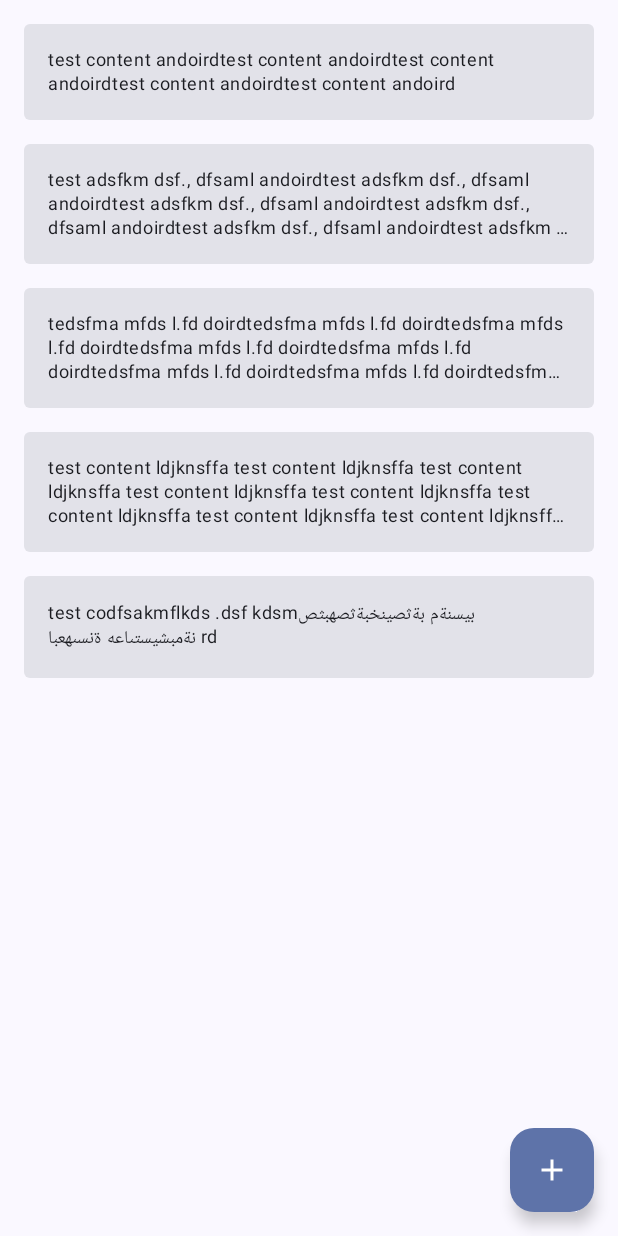
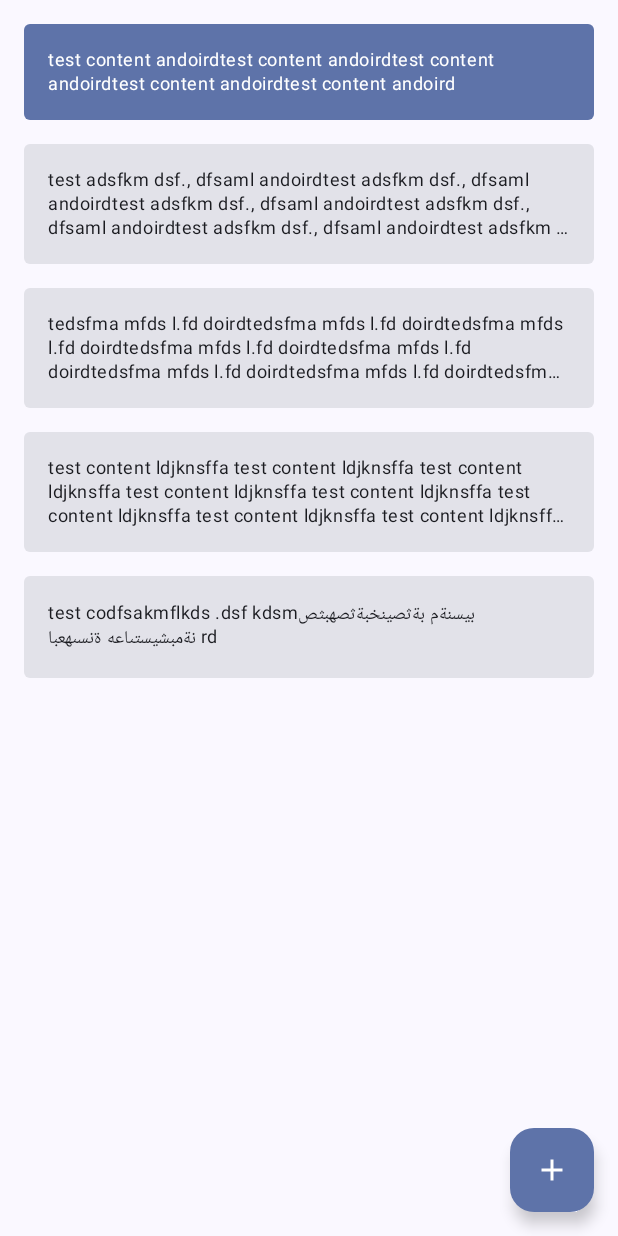
Before and after one commit to Hamzaelmi/Todoist, an Android app built with Jetpack Compose: the screen it shows after launch (MainActivity), after a tap on an icon or button, on a phone screen of 412 x 824 dp. Run offline under Robolectric (Android 15) with nearby library versions, the phone set to English and light mode, and no system bars; our stand-ins replace Dagger/Hilt's generated code.

Commit message:
Change card color when expanded

```diff
--- a/app/src/main/java/com/elmilabs/todoist/MainActivity.kt
+++ b/app/src/main/java/com/elmilabs/todoist/MainActivity.kt
@@ -7,6 +7,7 @@ import androidx.activity.viewModels
 import androidx.compose.animation.animateContentSize
 import androidx.compose.animation.core.Spring
 import androidx.compose.animation.core.spring
+import androidx.compose.foundation.background
 import androidx.compose.foundation.clickable
 import androidx.compose.foundation.layout.Arrangement
 import androidx.compose.foundation.layout.fillMaxSize
@@ -109,7 +110,9 @@ fun NoteCard(noteUI: NoteUI, modifier: Modifier = Modifier) {
             .fillMaxWidth()
             .clickable {
                 expanded = !expanded
-            }, shape = MaterialTheme.shapes.extraSmall
+            },
+        colors= if (expanded) CardDefaults.elevatedCardColors(MaterialTheme.colorScheme.primaryContainer) else CardDefaults.cardColors(),
+        shape = MaterialTheme.shapes.extraSmall
     ) {
         Text(
             text = noteUI.content,
```
